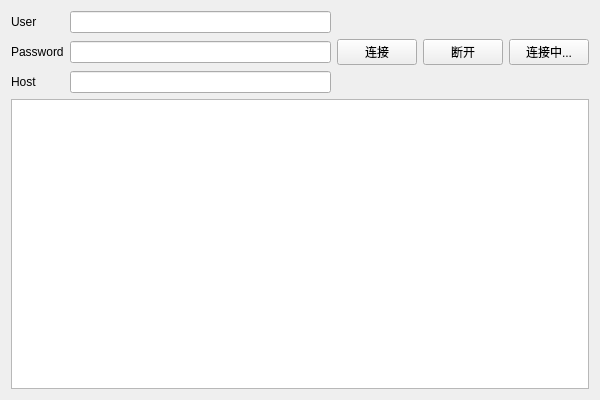
Before: the Qt Designer form ui/FreeFTP.ui in sixsixQAQ/FreeFTP, drawn with Qt 5.
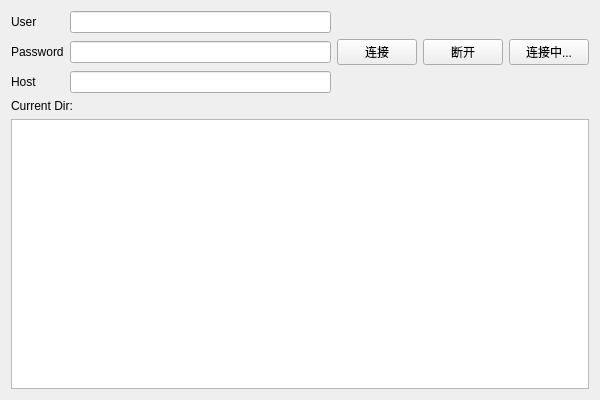
After: the same form once the commit is applied.

```diff
--- a/ui/FreeFTP.ui
+++ b/ui/FreeFTP.ui
@@ -70,7 +70,37 @@
     </layout>
    </item>
    <item>
-    <widget class="QTreeView" name="treeView"/>
+    <layout class="QHBoxLayout" name="horizontalLayout">
+     <property name="spacing">
+      <number>6</number>
+     </property>
+     <property name="topMargin">
+      <number>0</number>
+     </property>
+     <item>
+      <widget class="QLabel" name="label">
+       <property name="sizePolicy">
+        <sizepolicy hsizetype="Fixed" vsizetype="Preferred">
+         <horstretch>0</horstretch>
+         <verstretch>0</verstretch>
+        </sizepolicy>
+       </property>
+       <property name="text">
+        <string>Current Dir:</string>
+       </property>
+      </widget>
+     </item>
+     <item>
+      <widget class="QLabel" name="labelCurrDir">
+       <property name="text">
+        <string/>
+       </property>
+      </widget>
+     </item>
+    </layout>
+   </item>
+   <item>
+    <widget class="QListView" name="listViewFiles"/>
    </item>
   </layout>
  </widget>
```
